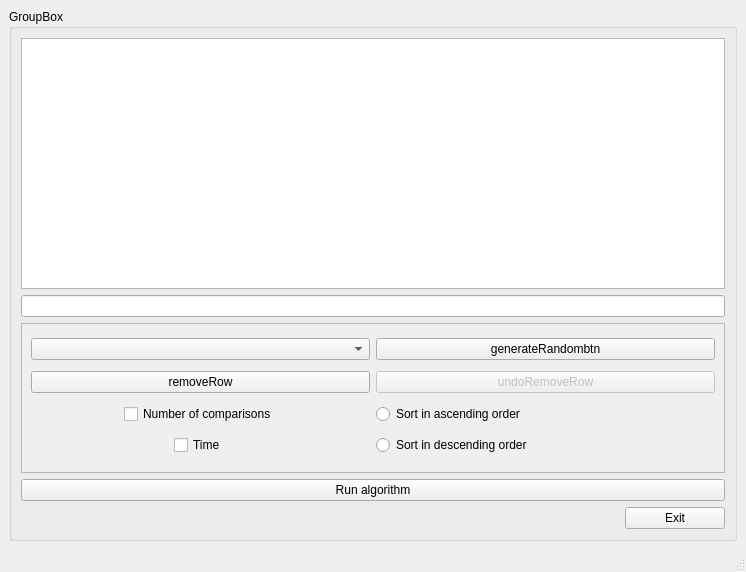
The window that OOPlab2/mainwindow.ui (YaroslavDrovolskyi/OOOP-algorithms-project) describes before a commit, drawn with Qt 5.
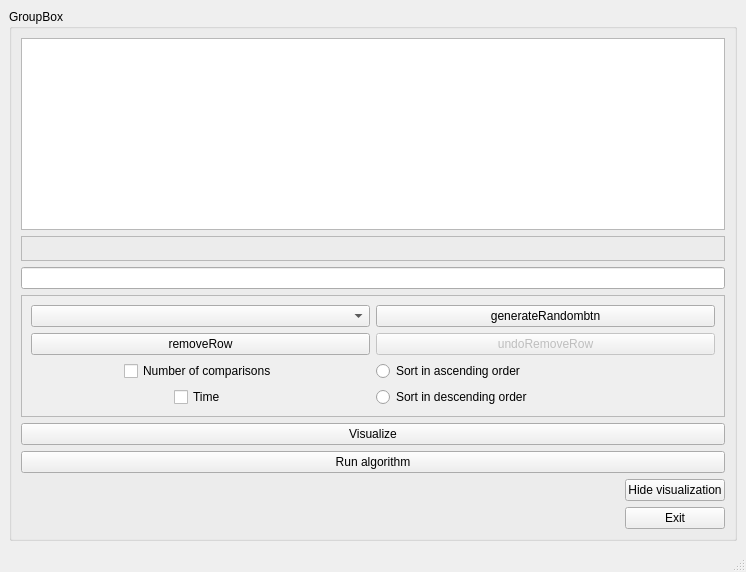
The same window after the commit.

```diff
--- a/OOPlab2/mainwindow.ui
+++ b/OOPlab2/mainwindow.ui
@@ -67,6 +67,31 @@
          </attribute>
         </widget>
        </item>
+       <item>
+        <widget class="QFrame" name="visualizationFrame">
+         <property name="sizePolicy">
+          <sizepolicy hsizetype="Expanding" vsizetype="Expanding">
+           <horstretch>5</horstretch>
+           <verstretch>50</verstretch>
+          </sizepolicy>
+         </property>
+         <property name="minimumSize">
+          <size>
+           <width>0</width>
+           <height>0</height>
+          </size>
+         </property>
+         <property name="layoutDirection">
+          <enum>Qt::RightToLeft</enum>
+         </property>
+         <property name="frameShape">
+          <enum>QFrame::StyledPanel</enum>
+         </property>
+         <property name="frameShadow">
+          <enum>QFrame::Raised</enum>
+         </property>
+        </widget>
+       </item>
        <item>
         <widget class="QLineEdit" name="inputline"/>
        </item>
@@ -96,7 +121,7 @@
             <x>0</x>
             <y>0</y>
             <width>706</width>
-            <height>148</height>
+            <height>116</height>
            </rect>
           </property>
           <layout class="QGridLayout" name="gridLayout_2">
@@ -159,6 +184,13 @@
          </widget>
         </widget>
        </item>
+       <item>
+        <widget class="QPushButton" name="visualizebtn">
+         <property name="text">
+          <string>Visualize</string>
+         </property>
+        </widget>
+       </item>
        <item>
         <widget class="QPushButton" name="btnrun">
          <property name="text">
@@ -166,6 +198,22 @@
          </property>
         </widget>
        </item>
+       <item>
+        <widget class="QPushButton" name="hidebtn">
+         <property name="maximumSize">
+          <size>
+           <width>100</width>
+           <height>16777215</height>
+          </size>
+         </property>
+         <property name="layoutDirection">
+          <enum>Qt::RightToLeft</enum>
+         </property>
+         <property name="text">
+          <string>Hide visualization</string>
+         </property>
+        </widget>
+       </item>
        <item>
         <widget class="QPushButton" name="exitbtn">
          <property name="sizePolicy">
```
